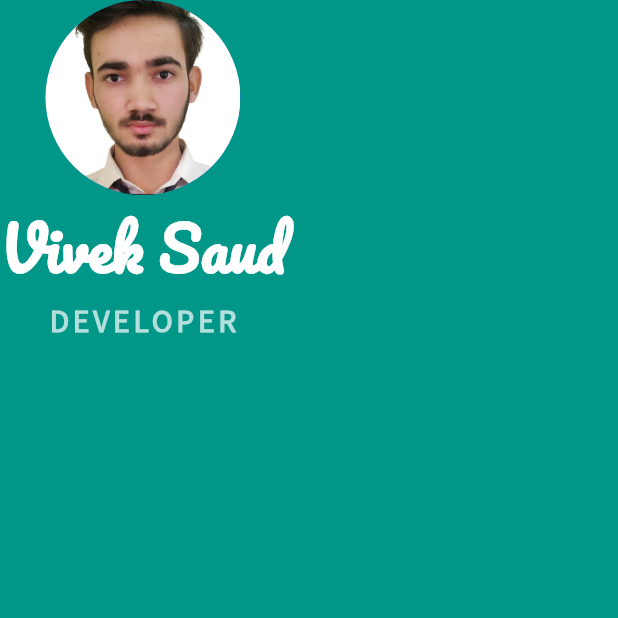
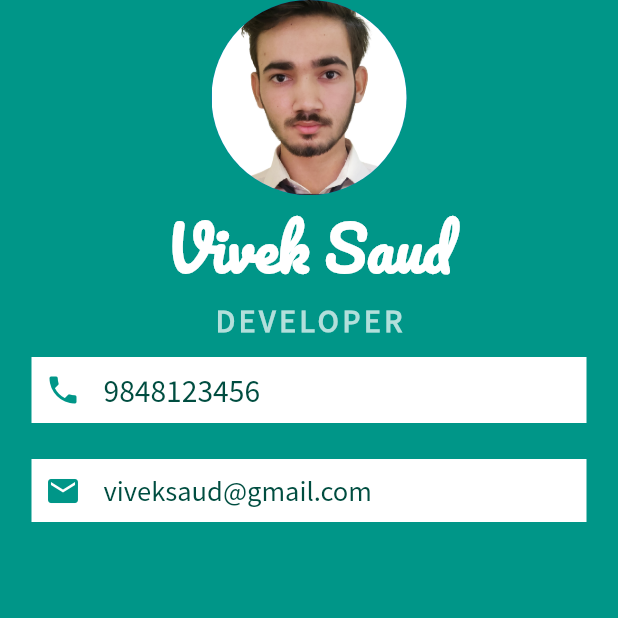
Before and after one commit to viveksaud/flutter_apps, a Flutter app: the screen it shows after launch, on a phone screen of 412 x 824 dp, the top half of it. Run offline on Flutter 3.47's test engine with Material 2 defaults, Android fonts, the phone set to English and light mode, and no system bars.

Commit message:
adding material icons with icon widget

```diff
--- a/02_MiCard-A_Single_Screen_Personal_Business_Card/mi_card_flutter/lib/main.dart
+++ b/02_MiCard-A_Single_Screen_Personal_Business_Card/mi_card_flutter/lib/main.dart
@@ -1,3 +1,5 @@
+// ignore_for_file: prefer_const_constructors, prefer_const_literals_to_create_immutables
+
 import 'package:flutter/material.dart';
 
 void main() {
@@ -13,7 +15,7 @@ class MyApp extends StatelessWidget {
         backgroundColor: Colors.teal,
         body: SafeArea(
           child: Column(
-            children: const <Widget>[
+            children: <Widget>[
               CircleAvatar(
                 radius: 65,
                 // backgroundImage: NetworkImage('https://images.pexels.com/photos/3680219/pexels-photo-3680219.jpeg?auto=compress&cs=tinysrgb&w=600'),
@@ -38,6 +40,49 @@ class MyApp extends StatelessWidget {
                   letterSpacing: 2.5,
                 ),
               ),
+              Container(
+                color: Colors.white,
+                margin: EdgeInsets.symmetric(vertical: 12, horizontal: 21),
+                padding: EdgeInsets.all(9),
+                child: Row(
+                  children: [
+                    Icon(
+                      Icons.phone,
+                      color: Colors.teal
+                      ),
+                    SizedBox(width: 15),
+                    Text(
+                      '9848123456',
+                      style: TextStyle(
+                        color: Colors.teal.shade900,
+                        fontSize: 21,
+                        fontFamily: 'SourceSansPro'),
+                      ),
+                  ],
+                ),
+              ),
+              Container(
+                color: Colors.white,
+                margin: EdgeInsets.symmetric(vertical: 12, horizontal: 21),
+                padding: EdgeInsets.all(9),
+                child: Row(
+                  children: <Widget>[
+                    Icon(
+                      Icons.email,
+                      color: Colors.teal,
+                    ),
+                    SizedBox(width: 15,),
+                    Text(
+                      'viveksaud@gmail.com',
+                      style: TextStyle(
+                        color: Colors.teal.shade900,
+                        fontFamily: 'SourceSansPro',
+                        fontSize: 19,
+                      ),)
+                  ]
+                ),
+              ),
+
             ],
           ),
         ),
```
